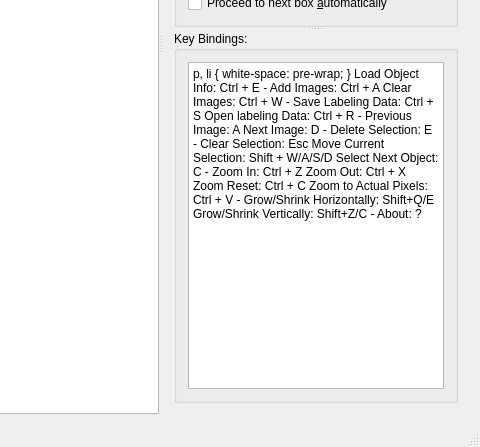
First picture: the form in Kaname/form/Kaname.ui, repository sakamoto-poteko/Kaname, before the edit; both pictures show x 727 to 1207 and y 369 to 816 of the 1207 by 816 pixel window.
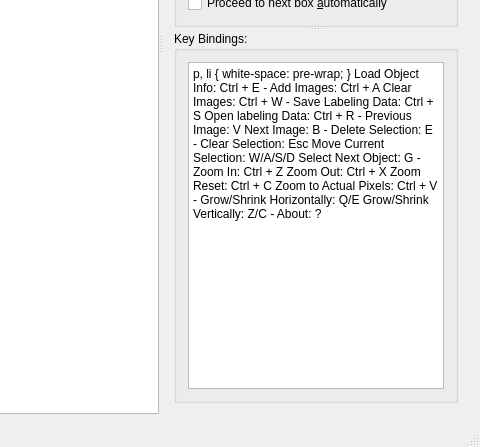
Second picture: the form after the edit. Icons and pictures are not drawn. Custom widgets are drawn as their Qt base class.

```diff
--- a/Kaname/form/Kaname.ui
+++ b/Kaname/form/Kaname.ui
@@ -214,22 +214,22 @@
 &lt;p style=&quot; margin-top:0px; margin-bottom:0px; margin-left:0px; margin-right:0px; -qt-block-indent:0; text-indent:0px;&quot;&gt;&lt;span style=&quot; font-size:8pt;&quot;&gt;Save Labeling Data: Ctrl + S&lt;/span&gt;&lt;/p&gt;
 &lt;p style=&quot; margin-top:0px; margin-bottom:0px; margin-left:0px; margin-right:0px; -qt-block-indent:0; text-indent:0px;&quot;&gt;&lt;span style=&quot; font-size:8pt;&quot;&gt;Open labeling Data: Ctrl + R&lt;/span&gt;&lt;/p&gt;
 &lt;p style=&quot; margin-top:0px; margin-bottom:0px; margin-left:0px; margin-right:0px; -qt-block-indent:0; text-indent:0px;&quot;&gt;&lt;span style=&quot; font-size:8pt;&quot;&gt;-&lt;/span&gt;&lt;/p&gt;
-&lt;p style=&quot; margin-top:0px; margin-bottom:0px; margin-left:0px; margin-right:0px; -qt-block-indent:0; text-indent:0px;&quot;&gt;&lt;span style=&quot; font-size:8pt;&quot;&gt;Previous Image: A&lt;/span&gt;&lt;/p&gt;
-&lt;p style=&quot; margin-top:0px; margin-bottom:0px; margin-left:0px; margin-right:0px; -qt-block-indent:0; text-indent:0px;&quot;&gt;&lt;span style=&quot; font-size:8pt;&quot;&gt;Next Image: D&lt;/span&gt;&lt;/p&gt;
+&lt;p style=&quot; margin-top:0px; margin-bottom:0px; margin-left:0px; margin-right:0px; -qt-block-indent:0; text-indent:0px;&quot;&gt;&lt;span style=&quot; font-size:8pt;&quot;&gt;Previous Image: V&lt;/span&gt;&lt;/p&gt;
+&lt;p style=&quot; margin-top:0px; margin-bottom:0px; margin-left:0px; margin-right:0px; -qt-block-indent:0; text-indent:0px;&quot;&gt;&lt;span style=&quot; font-size:8pt;&quot;&gt;Next Image: B&lt;/span&gt;&lt;/p&gt;
 &lt;p style=&quot; margin-top:0px; margin-bottom:0px; margin-left:0px; margin-right:0px; -qt-block-indent:0; text-indent:0px;&quot;&gt;&lt;span style=&quot; font-size:8pt;&quot;&gt;-&lt;/span&gt;&lt;/p&gt;
 &lt;p style=&quot; margin-top:0px; margin-bottom:0px; margin-left:0px; margin-right:0px; -qt-block-indent:0; text-indent:0px;&quot;&gt;&lt;span style=&quot; font-size:8pt;&quot;&gt;Delete Selection: E&lt;/span&gt;&lt;/p&gt;
 &lt;p style=&quot; margin-top:0px; margin-bottom:0px; margin-left:0px; margin-right:0px; -qt-block-indent:0; text-indent:0px;&quot;&gt;&lt;span style=&quot; font-size:8pt;&quot;&gt;-&lt;/span&gt;&lt;/p&gt;
 &lt;p style=&quot; margin-top:0px; margin-bottom:0px; margin-left:0px; margin-right:0px; -qt-block-indent:0; text-indent:0px;&quot;&gt;&lt;span style=&quot; font-size:8pt;&quot;&gt;Clear Selection: Esc&lt;/span&gt;&lt;/p&gt;
-&lt;p style=&quot; margin-top:0px; margin-bottom:0px; margin-left:0px; margin-right:0px; -qt-block-indent:0; text-indent:0px;&quot;&gt;&lt;span style=&quot; font-size:8pt;&quot;&gt;Move Current Selection: Shift + W/A/S/D&lt;/span&gt;&lt;/p&gt;
-&lt;p style=&quot; margin-top:0px; margin-bottom:0px; margin-left:0px; margin-right:0px; -qt-block-indent:0; text-indent:0px;&quot;&gt;&lt;span style=&quot; font-size:8pt;&quot;&gt;Select Next Object: C&lt;/span&gt;&lt;/p&gt;
+&lt;p style=&quot; margin-top:0px; margin-bottom:0px; margin-left:0px; margin-right:0px; -qt-block-indent:0; text-indent:0px;&quot;&gt;&lt;span style=&quot; font-size:8pt;&quot;&gt;Move Current Selection: W/A/S/D&lt;/span&gt;&lt;/p&gt;
+&lt;p style=&quot; margin-top:0px; margin-bottom:0px; margin-left:0px; margin-right:0px; -qt-block-indent:0; text-indent:0px;&quot;&gt;&lt;span style=&quot; font-size:8pt;&quot;&gt;Select Next Object: G&lt;/span&gt;&lt;/p&gt;
 &lt;p style=&quot; margin-top:0px; margin-bottom:0px; margin-left:0px; margin-right:0px; -qt-block-indent:0; text-indent:0px;&quot;&gt;&lt;span style=&quot; font-size:8pt;&quot;&gt;-&lt;/span&gt;&lt;/p&gt;
 &lt;p style=&quot; margin-top:0px; margin-bottom:0px; margin-left:0px; margin-right:0px; -qt-block-indent:0; text-indent:0px;&quot;&gt;&lt;span style=&quot; font-size:8pt;&quot;&gt;Zoom In: Ctrl + Z&lt;/span&gt;&lt;/p&gt;
 &lt;p style=&quot; margin-top:0px; margin-bottom:0px; margin-left:0px; margin-right:0px; -qt-block-indent:0; text-indent:0px;&quot;&gt;&lt;span style=&quot; font-size:8pt;&quot;&gt;Zoom Out: Ctrl + X&lt;/span&gt;&lt;/p&gt;
 &lt;p style=&quot; margin-top:0px; margin-bottom:0px; margin-left:0px; margin-right:0px; -qt-block-indent:0; text-indent:0px;&quot;&gt;&lt;span style=&quot; font-size:8pt;&quot;&gt;Zoom Reset: Ctrl + C&lt;/span&gt;&lt;/p&gt;
 &lt;p style=&quot; margin-top:0px; margin-bottom:0px; margin-left:0px; margin-right:0px; -qt-block-indent:0; text-indent:0px;&quot;&gt;&lt;span style=&quot; font-size:8pt;&quot;&gt;Zoom to Actual Pixels: Ctrl + V&lt;/span&gt;&lt;/p&gt;
 &lt;p style=&quot; margin-top:0px; margin-bottom:0px; margin-left:0px; margin-right:0px; -qt-block-indent:0; text-indent:0px;&quot;&gt;&lt;span style=&quot; font-size:8pt;&quot;&gt;-&lt;/span&gt;&lt;/p&gt;
-&lt;p style=&quot; margin-top:0px; margin-bottom:0px; margin-left:0px; margin-right:0px; -qt-block-indent:0; text-indent:0px;&quot;&gt;&lt;span style=&quot; font-size:8pt;&quot;&gt;Grow/Shrink Horizontally: Shift+Q/E&lt;/span&gt;&lt;/p&gt;
-&lt;p style=&quot; margin-top:0px; margin-bottom:0px; margin-left:0px; margin-right:0px; -qt-block-indent:0; text-indent:0px;&quot;&gt;&lt;span style=&quot; font-size:8pt;&quot;&gt;Grow/Shrink Vertically: Shift+Z/C&lt;/span&gt;&lt;/p&gt;
+&lt;p style=&quot; margin-top:0px; margin-bottom:0px; margin-left:0px; margin-right:0px; -qt-block-indent:0; text-indent:0px;&quot;&gt;&lt;span style=&quot; font-size:8pt;&quot;&gt;Grow/Shrink Horizontally: Q/E&lt;/span&gt;&lt;/p&gt;
+&lt;p style=&quot; margin-top:0px; margin-bottom:0px; margin-left:0px; margin-right:0px; -qt-block-indent:0; text-indent:0px;&quot;&gt;&lt;span style=&quot; font-size:8pt;&quot;&gt;Grow/Shrink Vertically: Z/C&lt;/span&gt;&lt;/p&gt;
 &lt;p style=&quot; margin-top:0px; margin-bottom:0px; margin-left:0px; margin-right:0px; -qt-block-indent:0; text-indent:0px;&quot;&gt;&lt;span style=&quot; font-size:8pt;&quot;&gt;-&lt;/span&gt;&lt;/p&gt;
 &lt;p style=&quot; margin-top:0px; margin-bottom:0px; margin-left:0px; margin-right:0px; -qt-block-indent:0; text-indent:0px;&quot;&gt;&lt;span style=&quot; font-size:8pt;&quot;&gt;About: ?&lt;/span&gt;&lt;/p&gt;&lt;/body&gt;&lt;/html&gt;</string>
               </property>
```
Left out of the diff: 30 changed lines with no effect on the pictures.
